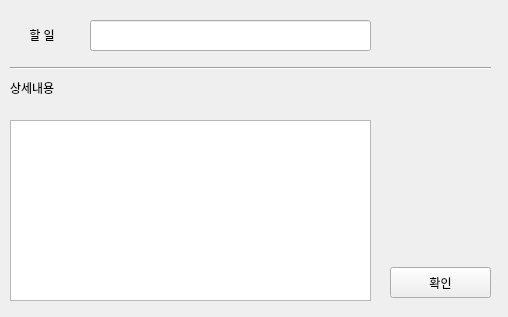
xorud1541/Todo, file Todo/TodoDlg.ui: the form before one commit.
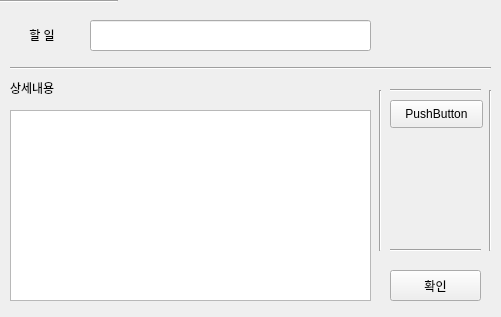
The form after the commit.

Commit message: ui 변경

```diff
--- a/Todo/TodoDlg.ui
+++ b/Todo/TodoDlg.ui
@@ -9,7 +9,7 @@
    <rect>
     <x>0</x>
     <y>0</y>
-    <width>508</width>
+    <width>501</width>
     <height>317</height>
    </rect>
   </property>
@@ -72,9 +72,9 @@
    <property name="geometry">
     <rect>
      <x>10</x>
-     <y>120</y>
+     <y>110</y>
      <width>361</width>
-     <height>181</height>
+     <height>191</height>
     </rect>
    </property>
   </widget>
@@ -82,8 +82,8 @@
    <property name="geometry">
     <rect>
      <x>390</x>
-     <y>267</y>
-     <width>101</width>
+     <y>270</y>
+     <width>91</width>
      <height>31</height>
     </rect>
    </property>
@@ -91,6 +91,84 @@
     <string>확인</string>
    </property>
   </widget>
+  <widget class="Line" name="line_2">
+   <property name="geometry">
+    <rect>
+     <x>390</x>
+     <y>80</y>
+     <width>91</width>
+     <height>20</height>
+    </rect>
+   </property>
+   <property name="orientation">
+    <enum>Qt::Horizontal</enum>
+   </property>
+  </widget>
+  <widget class="Line" name="line_3">
+   <property name="geometry">
+    <rect>
+     <x>0</x>
+     <y>0</y>
+     <width>118</width>
+     <height>3</height>
+    </rect>
+   </property>
+   <property name="orientation">
+    <enum>Qt::Horizontal</enum>
+   </property>
+  </widget>
+  <widget class="Line" name="line_4">
+   <property name="geometry">
+    <rect>
+     <x>390</x>
+     <y>240</y>
+     <width>91</width>
+     <height>20</height>
+    </rect>
+   </property>
+   <property name="orientation">
+    <enum>Qt::Horizontal</enum>
+   </property>
+  </widget>
+  <widget class="Line" name="line_5">
+   <property name="geometry">
+    <rect>
+     <x>370</x>
+     <y>90</y>
+     <width>20</width>
+     <height>161</height>
+    </rect>
+   </property>
+   <property name="orientation">
+    <enum>Qt::Vertical</enum>
+   </property>
+  </widget>
+  <widget class="Line" name="line_6">
+   <property name="geometry">
+    <rect>
+     <x>480</x>
+     <y>90</y>
+     <width>20</width>
+     <height>161</height>
+    </rect>
+   </property>
+   <property name="orientation">
+    <enum>Qt::Vertical</enum>
+   </property>
+  </widget>
+  <widget class="QPushButton" name="pushButton">
+   <property name="geometry">
+    <rect>
+     <x>390</x>
+     <y>100</y>
+     <width>93</width>
+     <height>28</height>
+    </rect>
+   </property>
+   <property name="text">
+    <string>PushButton</string>
+   </property>
+  </widget>
  </widget>
  <resources/>
  <connections/>
```
Left out of the diff: 2 changed lines with no effect on the pictures. The commit also changes 2 other files.
